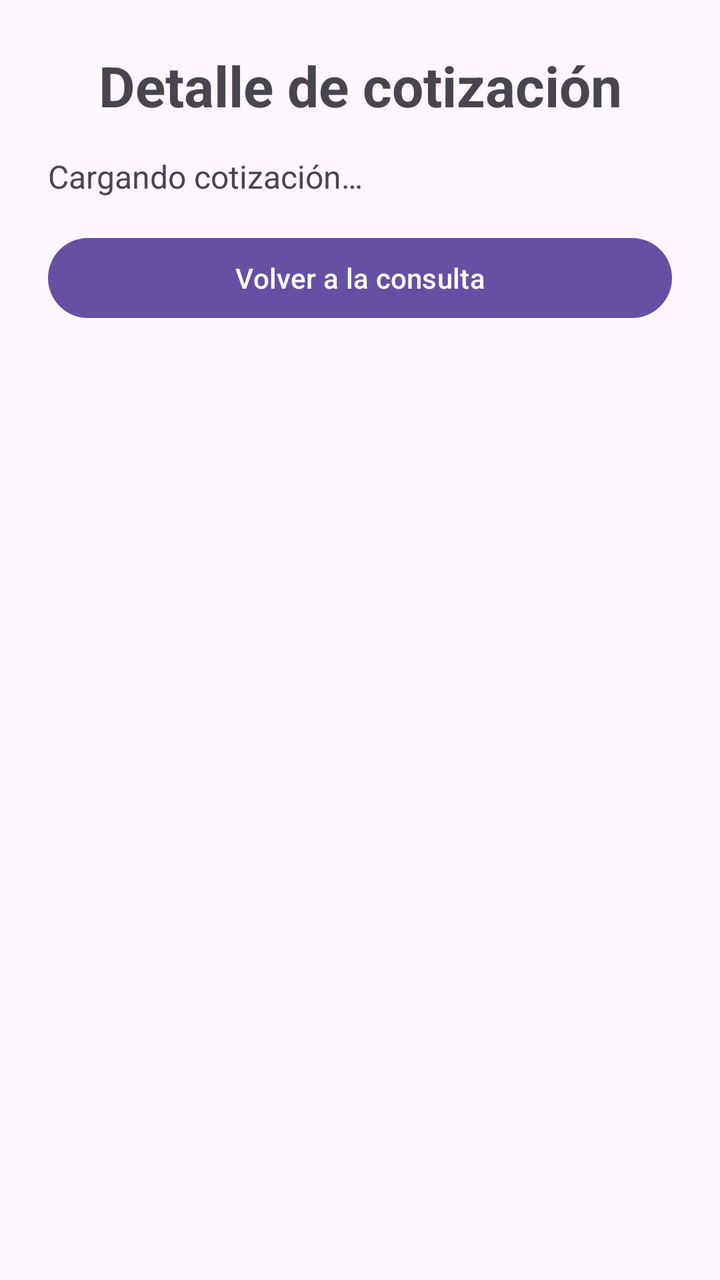
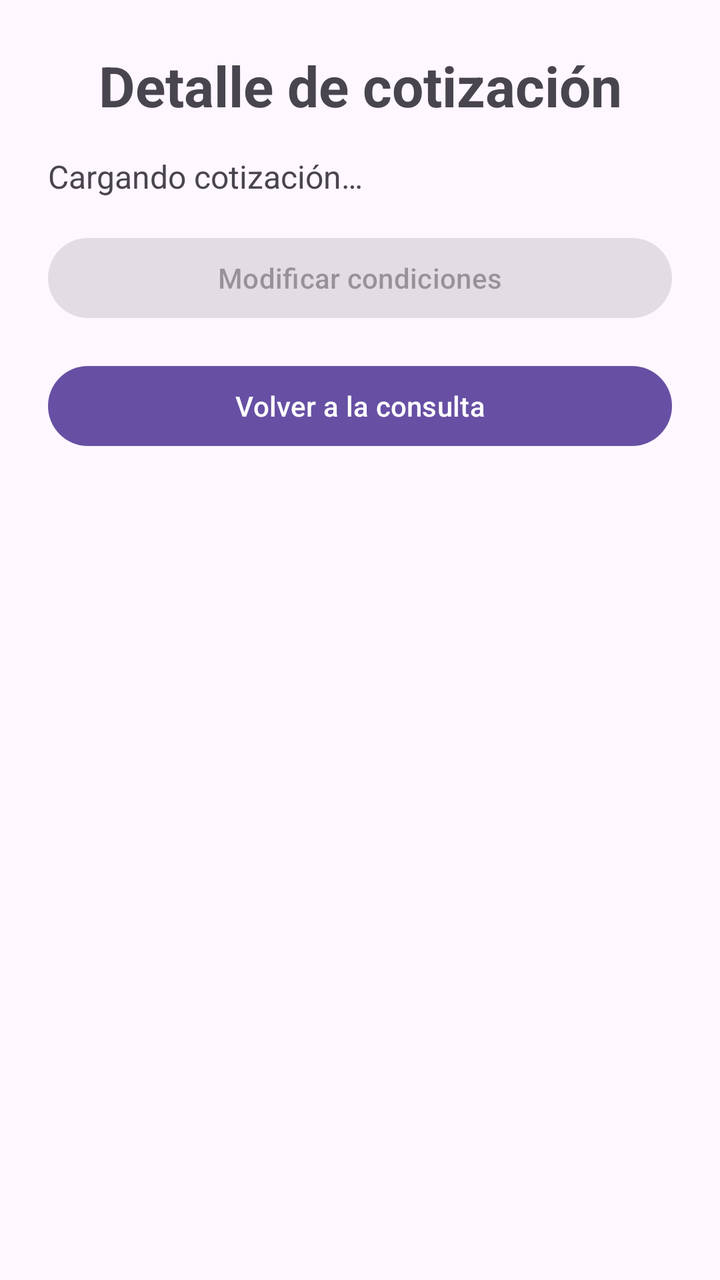

The first picture is an Android layout as it rendered before a commit; the second is the same layout after the commit. The layout source and the unified diff follow.
<!-- AndroidManifest.xml: application theme Theme.CotizadorSeguros -->
<!-- res/layout/activity_detalle_cotizacion.xml -->
<?xml version="1.0" encoding="utf-8"?>
<androidx.constraintlayout.widget.ConstraintLayout
    xmlns:android="http://schemas.android.com/apk/res/android"
    xmlns:app="http://schemas.android.com/apk/res-auto"
    android:id="@+id/main"
    android:layout_width="match_parent"
    android:layout_height="match_parent">

    <ScrollView
        android:layout_width="0dp"
        android:layout_height="0dp"
        app:layout_constraintTop_toTopOf="parent"
        app:layout_constraintBottom_toBottomOf="parent"
        app:layout_constraintStart_toStartOf="parent"
        app:layout_constraintEnd_toEndOf="parent">

        <LinearLayout
            android:layout_width="match_parent"
            android:layout_height="wrap_content"
            android:orientation="vertical"
            android:padding="@dimen/padding_pantalla">

            <TextView
                android:layout_width="match_parent"
                android:layout_height="wrap_content"
                android:text="@string/detalle_cotizacion_titulo"
                android:textSize="@dimen/titulo_size"
                android:textStyle="bold"
                android:gravity="center" />

            <TextView
                android:id="@+id/txtDetalleCotizacion"
                android:layout_width="match_parent"
                android:layout_height="wrap_content"
                android:layout_marginTop="@dimen/margin_normal"
                android:text="@string/detalle_cotizacion_cargando"
                android:textSize="@dimen/texto_normal_size"
                android:textIsSelectable="true" />

            <Button
                android:id="@+id/btnVolverConsulta"
                android:layout_width="match_parent"
                android:layout_height="wrap_content"
                android:layout_marginTop="@dimen/margin_normal"
                android:text="@string/detalle_cotizacion_volver" />

        </LinearLayout>
    </ScrollView>

</androidx.constraintlayout.widget.ConstraintLayout>
<!-- resources referenced by this layout -->
<resources>
  <dimen name="margin_normal">16dp</dimen>
  <dimen name="padding_pantalla">24dp</dimen>
  <dimen name="texto_normal_size">16sp</dimen>
  <dimen name="titulo_size">28sp</dimen>
  <string name="detalle_cotizacion_cargando">Cargando cotización…</string>
  <string name="detalle_cotizacion_titulo">Detalle de cotización</string>
  <string name="detalle_cotizacion_volver">Volver a la consulta</string>
  <style name="Theme.CotizadorSeguros" parent="Base.Theme.CotizadorSeguros" />
  <style name="Base.Theme.CotizadorSeguros" parent="Theme.Material3.DayNight.NoActionBar">
          
          
      </style>
</resources>

<!-- the commit's change to res/layout/activity_detalle_cotizacion.xml (unified diff, before → after) -->
@@ -38,6 +38,14 @@
                 android:textIsSelectable="true" />
 
             <Button
+                android:id="@+id/btnModificarCondiciones"
+                android:layout_width="match_parent"
+                android:layout_height="wrap_content"
+                android:layout_marginTop="@dimen/margin_normal"
+                android:text="@string/detalle_modificar_condiciones"
+                android:enabled="false" />
+
+            <Button
                 android:id="@+id/btnVolverConsulta"
                 android:layout_width="match_parent"
                 android:layout_height="wrap_content"
<!-- resource entries referenced after the edit -->
@@ -7,6 +7,7 @@
   <string name="detalle_cotizacion_cargando">Cargando cotización…</string>
   <string name="detalle_cotizacion_titulo">Detalle de cotización</string>
   <string name="detalle_cotizacion_volver">Volver a la consulta</string>
+  <string name="detalle_modificar_condiciones">Modificar condiciones</string>
   <style name="Theme.CotizadorSeguros" parent="Base.Theme.CotizadorSeguros" />
   <style name="Base.Theme.CotizadorSeguros" parent="Theme.Material3.DayNight.NoActionBar">
           
